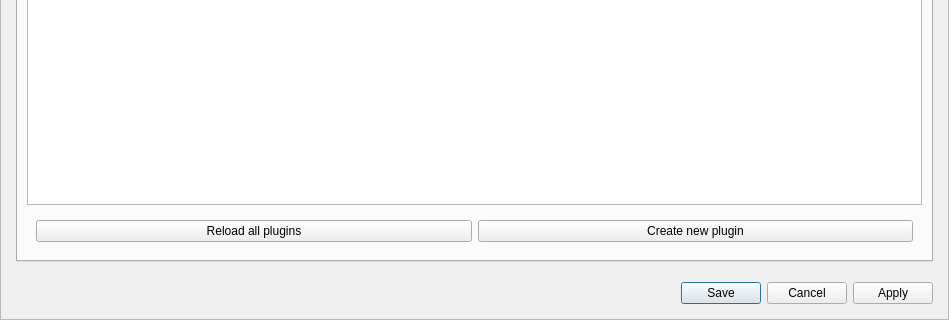
First picture: the form in Prism/Scripts/UserInterfacesPrism/PrismSettings.ui, repository PrismPipeline/Prism, before the edit; both pictures show x 0 to 949 and y 449 to 769 of the 949 by 769 pixel window.
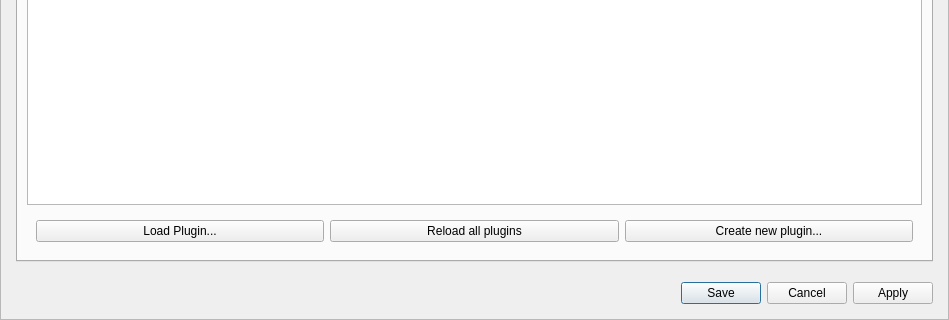
Second picture: the form after the edit. The open tabs and pages were chosen to show the change.

Commit message: hda update, external Prism plugins - v1.3.0.36

```diff
--- a/Prism/Scripts/UserInterfacesPrism/PrismSettings.ui
+++ b/Prism/Scripts/UserInterfacesPrism/PrismSettings.ui
@@ -896,6 +896,16 @@
               </size>
              </property>
              <layout class="QHBoxLayout" name="horizontalLayout_8">
+              <item>
+               <widget class="QPushButton" name="b_loadPlugin">
+                <property name="contextMenuPolicy">
+                 <enum>Qt::CustomContextMenu</enum>
+                </property>
+                <property name="text">
+                 <string>Load Plugin...</string>
+                </property>
+               </widget>
+              </item>
               <item>
                <widget class="QPushButton" name="b_reloadPlugins">
                 <property name="text">
@@ -906,7 +916,7 @@
               <item>
                <widget class="QPushButton" name="b_createPlugin">
                 <property name="text">
-                 <string>Create new plugin</string>
+                 <string>Create new plugin...</string>
                 </property>
                </widget>
               </item>
```
The commit also changes 11 other files.
